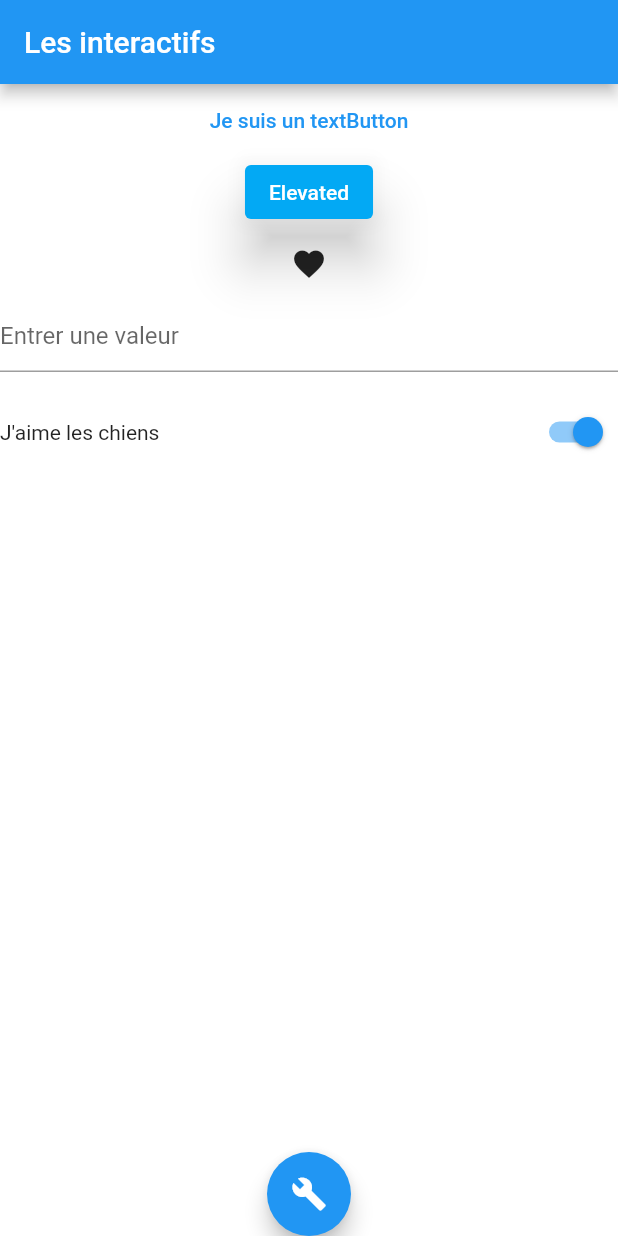
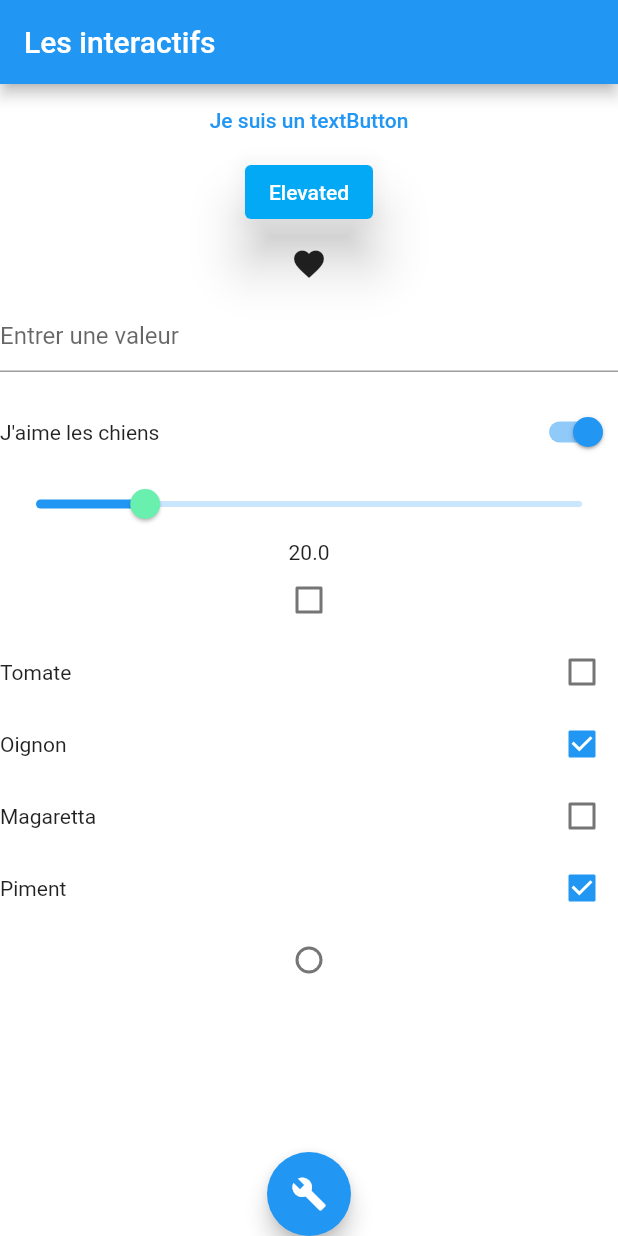
Before and after one commit to princeGedeon/Widget_interactif_app, a Flutter app: the screen it shows after launch, on a phone screen of 412 x 824 dp. Run offline on Flutter 3.47's test engine with Material 2 defaults, Android fonts, the phone set to English and light mode, and no system bars.

```diff
--- a/lib/interactif_page.dart
+++ b/lib/interactif_page.dart
@@ -18,7 +18,16 @@ class  InteractifPageState extends State<InteractifPage>
   Color textColor=Colors.black12;
   bool textChanged=false;
   bool switchValue=true;
+  double sliderValue=20;
+  DateTime initialDate=DateTime.now();
+  bool chek=false;
   late TextEditingController controller;
+  Map<String,bool> courses={
+    "Tomate":false,
+    "Oignon":true,
+    "Magaretta":false,
+    "Piment":true
+  };
   @override
   void initState()
   {
@@ -51,7 +60,15 @@ class  InteractifPageState extends State<InteractifPage>
               elevation: 15,
             ),),
             IconButton(onPressed: (){
-              print("Dja");
+              showDatePicker(context: context, initialDate: initialDate, firstDate: DateTime(1978), lastDate: DateTime(2090)).then((value) => {
+                if(value!=null)
+                  {
+                    setState((){
+                     initialDate=value;
+                     print(value);
+                    })
+                  }
+              });
             }, icon: Icon(Icons.favorite)),
 
             TextField(
@@ -77,9 +94,24 @@ class  InteractifPageState extends State<InteractifPage>
                   });
                 }))
               ],
-            )
+            ),
+            Slider(thumbColor: Colors.greenAccent,min:0,max:100,value: sliderValue, onChanged: ((newValue){
+              setState((){
+                sliderValue=newValue;
+              });
+            })),
+            Text(sliderValue.toString()),
+            Checkbox(value: chek, onChanged: (newBool){
+              setState((){
+                chek=newBool??false;
+              });
+            }),
+            checks(),
+            Radio(value: 0, groupValue: 1, onChanged: ((newValue){
 
+            }))
           ],
+
 
         )
 
@@ -117,4 +149,27 @@ class  InteractifPageState extends State<InteractifPage>
       textChanged=!textChanged;
     });
   }
+
+  Column checks(){
+    List<Widget> items=[];
+    courses.forEach((course, achete) {
+      Widget row = Row(
+        mainAxisAlignment: MainAxisAlignment.spaceBetween,
+        mainAxisSize: MainAxisSize.max,
+        children: [
+          Text(course),
+          Checkbox(value: achete, onChanged: ((newValue) {
+            setState(() {
+              courses[course] = newValue ?? false;
+            });
+          }))
+        ],
+      );
+      items.add(row);
+
+    });
+      return Column(children: items);
+
+
+    }
 }
```
